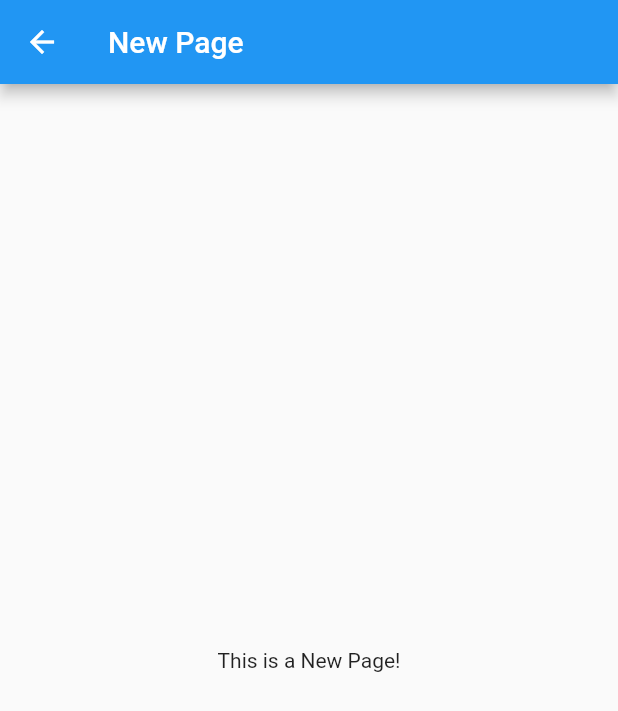
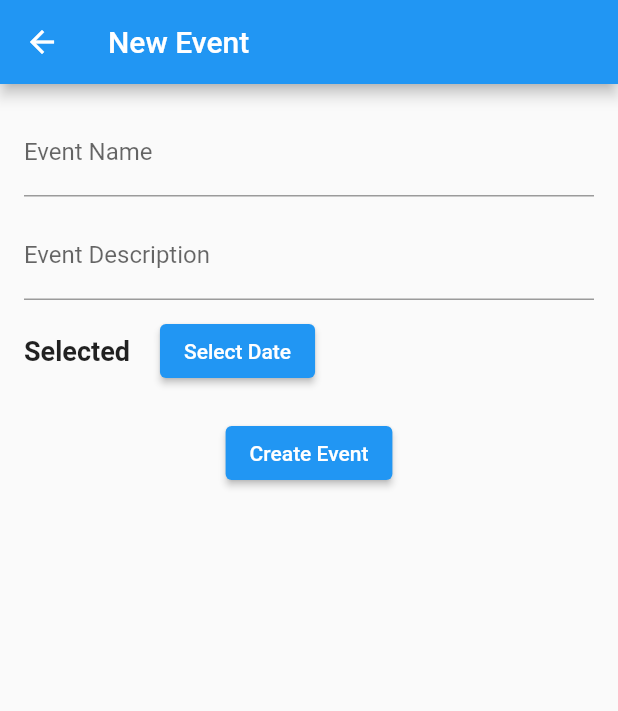
Before and after one commit to whojeee/MOBILE-BACKEND, a Flutter app: the MyHomePage screen opened directly, after a tap on the "add" icon, on a phone screen of 412 x 824 dp. Shown: the top 711 px of the screen. Run offline on Flutter 3.47's test engine with Material 2 defaults, Android fonts, the phone set to English and light mode, and no system bars; our stand-ins replace shared_preferences, table_calendar; accounts and stored records are empty.

Commit message:
New Page

```diff
--- a/lib/botnav.dart
+++ b/lib/botnav.dart
@@ -169,21 +169,78 @@ class _CalendarPageState extends State<CalendarPage> {
   }
 }
 
-class NewPage extends StatelessWidget {
+class NewEventPage extends StatefulWidget {
+  @override
+  _NewEventPageState createState() => _NewEventPageState();
+}
+
+class _NewEventPageState extends State<NewEventPage> {
+  DateTime _selectedDate = DateTime.now();
+  TextEditingController _eventNameController = TextEditingController();
+  TextEditingController _eventDescriptionController = TextEditingController();
+
+  Future<void> _selectDate(BuildContext context) async {
+    final DateTime? picked = await showDatePicker(
+      context: context,
+      initialDate: _selectedDate,
+      firstDate: DateTime(2000),
+      lastDate: DateTime(2101),
+    );
+    if (picked != null && picked != _selectedDate)
+      setState(() {
+        _selectedDate = picked;
+      });
+  }
+
   @override
   Widget build(BuildContext context) {
     return Scaffold(
       appBar: AppBar(
-        title: Text('New Page'),
+        title: Text('New Event'),
       ),
-      body: Center(
-        child: Text('This is a New Page!'),
+      body: Padding(
+        padding: const EdgeInsets.all(16.0),
+        child: Column(
+          children: [
+            TextField(
+              controller: _eventNameController,
+              decoration: InputDecoration(labelText: 'Event Name'),
+            ),
+            SizedBox(height: 10),
+            TextField(
+              controller: _eventDescriptionController,
+              decoration: InputDecoration(labelText: 'Event Description'),
+            ),
+            SizedBox(height: 10),
+            Row(
+              children: [
+                Text(
+                  'Selected Date: ${_selectedDate.toLocal()}'.split(' ')[0],
+                  style: TextStyle(fontSize: 18, fontWeight: FontWeight.bold),
+                ),
+                SizedBox(width: 20),
+                ElevatedButton(
+                  onPressed: () => _selectDate(context),
+                  child: Text('Select Date'),
+                ),
+              ],
+            ),
+            SizedBox(height: 20),
+            ElevatedButton(
+              onPressed: () {
+                String eventName = _eventNameController.text;
+                String eventDescription = _eventDescriptionController.text;
+                DateTime eventDate = _selectedDate;
+              },
+              child: Text('Create Event'),
+            ),
+          ],
+        ),
       ),
     );
   }
 }
 
-// Define BottomNavigationBar
 class BottomNavBar extends StatelessWidget {
   final Function(int) onTabTapped;
   final int currentIndex;
--- a/lib/main.dart
+++ b/lib/main.dart
@@ -100,7 +100,7 @@ class _MyHomePageState extends State<MyHomePage> {
   void _handleAddButton() {
     Navigator.push(
       context,
-      MaterialPageRoute(builder: (context) => NewPage()),
+      MaterialPageRoute(builder: (context) => NewEventPage()),
     );
   }
 
```
